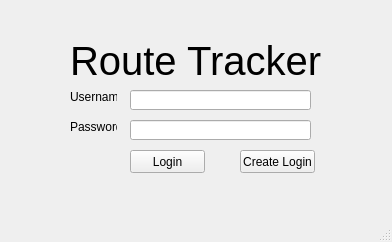
Qt form Group_Project_1/loginwindow.ui (Cyrus-Riahi/CS1D-P1) before a commit.
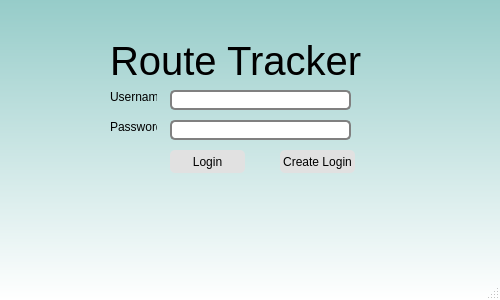
The same form after that commit. Icons and pictures are not drawn.

The edit to the form file:
```diff
--- a/Group_Project_1/loginwindow.ui
+++ b/Group_Project_1/loginwindow.ui
@@ -6,18 +6,55 @@
    <rect>
     <x>0</x>
     <y>0</y>
-    <width>392</width>
-    <height>242</height>
+    <width>500</width>
+    <height>300</height>
    </rect>
   </property>
   <property name="windowTitle">
    <string>MainWindow</string>
   </property>
+  <property name="styleSheet">
+   <string notr="true">.QLineEdit, .QComboBox
+{
+border: 2px solid gray;
+}
+#loginWindow
+{
+	
+	background-color: qlineargradient(spread:pad, x1:0, y1:0, x2:0, y2:1, stop:0 rgba(150, 204, 201, 255), stop:1 rgba(255, 255, 255, 255));
+	
+}
+
+.QLineEdit, .QComboBox
+{
+border-radius:5px;
+}
+
+.QPushButton
+{
+	border-radius: 5px;	
+	height:22px;
+
+
+background-color: rgb(225, 225, 225);
+}
+</string>
+  </property>
   <widget class="QWidget" name="centralwidget">
+   <property name="styleSheet">
+    <string notr="true">#centralwidget
+{
+
+	border-image: url(:/Images/backgroundMap.png) 0 0 0 0.6 stretch stretch;
+	background-repeat: no-repeat;
+	border-radius: 4px;
+
+}</string>
+   </property>
    <widget class="QLineEdit" name="usernameLineEdit">
     <property name="geometry">
      <rect>
-      <x>130</x>
+      <x>170</x>
       <y>90</y>
       <width>181</width>
       <height>20</height>
@@ -27,7 +64,7 @@
    <widget class="QLineEdit" name="passwordLineEdit">
     <property name="geometry">
      <rect>
-      <x>130</x>
+      <x>170</x>
       <y>120</y>
       <width>181</width>
       <height>20</height>
@@ -40,7 +77,7 @@
    <widget class="QLabel" name="usernameLabel">
     <property name="geometry">
      <rect>
-      <x>70</x>
+      <x>110</x>
       <y>90</y>
       <width>47</width>
       <height>13</height>
@@ -53,7 +90,7 @@
    <widget class="QLabel" name="passwordLabel">
     <property name="geometry">
      <rect>
-      <x>70</x>
+      <x>110</x>
       <y>120</y>
       <width>47</width>
       <height>13</height>
@@ -66,7 +103,7 @@
    <widget class="QLabel" name="label">
     <property name="geometry">
      <rect>
-      <x>70</x>
+      <x>110</x>
       <y>30</y>
       <width>271</width>
       <height>61</height>
@@ -84,7 +121,7 @@
    <widget class="QPushButton" name="loginButton">
     <property name="geometry">
      <rect>
-      <x>130</x>
+      <x>170</x>
       <y>150</y>
       <width>75</width>
       <height>23</height>
@@ -97,7 +134,7 @@
    <widget class="QPushButton" name="createLoginButton">
     <property name="geometry">
      <rect>
-      <x>240</x>
+      <x>280</x>
       <y>150</y>
       <width>75</width>
       <height>23</height>
```
Left out of the diff: 8 changed lines with no effect on the pictures.
